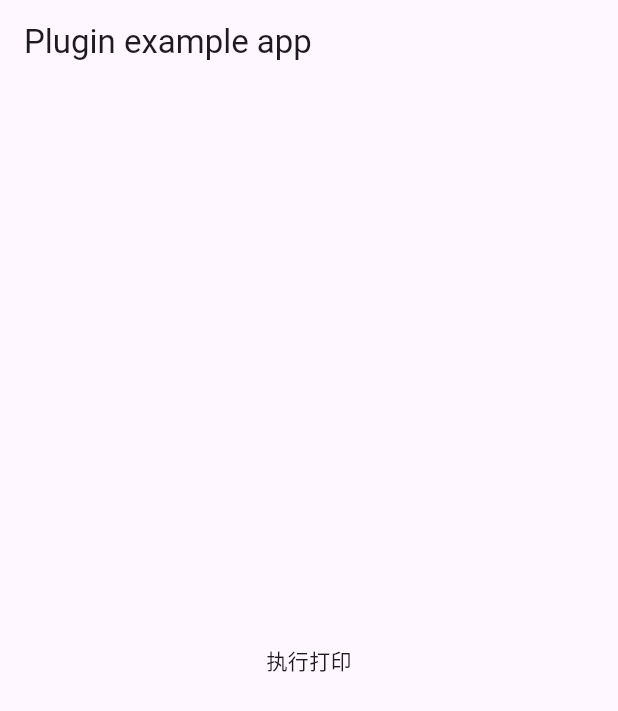
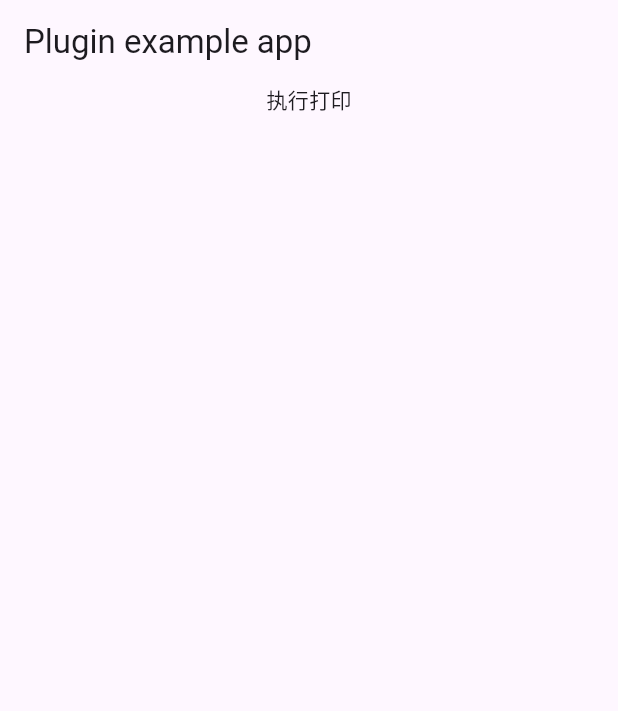
Before and after one commit to shawn2016/rs_printer_service, a Flutter app: the screen it shows after launch, after a tap on "执行打印", on a phone screen of 412 x 824 dp. Shown: the top 711 px of the screen. Run offline on Flutter 3.47's test engine with Material 3 defaults, Android fonts, the phone set to English and light mode, and no system bars; our stand-ins replace plugin_platform_interface; missing offline and left inert: imin_printer.

Commit message:
fix:完成初步打印

```diff
--- a/example/lib/main.dart
+++ b/example/lib/main.dart
@@ -27,7 +27,10 @@ class _MyAppState extends State<MyApp> {
       home: Scaffold(
         appBar: AppBar(title: const Text('Plugin example app')),
         body: Center(
-          child: InkWell(
+          child: Column(
+            children: [
+
+              InkWell(
                 onTap: () async {
                   //               final templateXml = """
                   // <root><receipt>
@@ -69,14 +72,16 @@ class _MyAppState extends State<MyApp> {
 <column type = "TEXT">取号时间:${queueDateTimeStr}</column>
 </row>
 </#if>
+
+<#if true>
+<row  fontSize="normal" align="center" color="black" isBold="false" isItalic="false">
+<column type = "QR_CODE"  fontSize="normal" align="center" color="black" isBold="false" width="50%" high="50%" isItalic="false"  >${queueUpQR?default('')}</column>
+</row>
+</#if>
+
 <#if queueNum??>
 <row  fontSize="normal" align="left" color="black" isBold="false" isItalic="false">
 <column type = "TEXT">桌台类型+排队号:<#if queueTypeName??>${queueTypeName}:</#if>${queueNum}</column>
-</row>
-</#if>
-<#if true>
-<row  fontSize="normal" align="center" color="black" isBold="false" isItalic="false">
-<column type = "QR_CODE"  fontSize="normal" align="center" color="black" isBold="false" width="50%" high="50%" isItalic="false"  >${queueUpQR?default('')}</column>
 </row>
 </#if>
 
@@ -86,7 +91,7 @@ class _MyAppState extends State<MyApp> {
 </receipt></root>""";
 
                   final data = <String, dynamic>{
-                'shopName': '中关村',
+                    'shopName': 'hello world',
                     'guestCount': 3,
                     'queueCount': 0,
                     'queueDateTimeStr': '2025-07-19 18:30',
@@ -110,6 +115,8 @@ class _MyAppState extends State<MyApp> {
                 },
                 child: Text('执行打印'),
               ),
+            ],
+          ),
         ),
       ),
     );
--- a/lib/rs_printer_service.dart
+++ b/lib/rs_printer_service.dart
@@ -8,14 +8,17 @@ enum PrinterType { imin }
 class RSPrinterService {
   static RSPrinterInterface? _printer;
 
-  static Future<RSPrinterInterface> getPrinter(PrinterType type) async {
+  static Future<RSPrinterInterface> getPrinter(PrinterType type, int pageSize) async {
     if (_printer != null) {
       return _printer!;
     }
 
+
     switch (type) {
       case PrinterType.imin:
-        _printer = IMinPrinter();
+        _printer = IMinPrinter(
+          pageSize: pageSize
+        );
         break;
       // case PrinterType.sunmi:
       //   _printer = SunmiPrinter(); // 预留实现
@@ -32,11 +35,13 @@ class RSPrinterService {
     PrinterType type,
   ) async {
     try {
-      // 1. 解析模板
-      final elements = TemplateParser.parse(templateXml, data);
 
-      // 2. 获取打印机实例
-      final printer = await getPrinter(type);
+      final pageSize = 58;
+      // 1. 获取打印机实例
+      final printer = await getPrinter(type,pageSize);
+
+      // 2. 解析模板
+      final elements = TemplateParser.parse(templateXml, data, pageSize);
 
       // 3. 执行打印
       return await printer.printElements(elements);
--- a/lib/src/parser/template_parser.dart
+++ b/lib/src/parser/template_parser.dart
@@ -45,6 +45,38 @@ import '../models/print_style.dart';
 
 //   return xml;
 // }
+
+// 获取宽度属性，支持绝对值和百分比
+double getWidth(XmlElement column, double totalWidth) {
+  final widthAttr = column.getAttribute('width') ?? '50%';
+
+  // 处理百分比
+  if (widthAttr.endsWith('%')) {
+    final percentStr = widthAttr.substring(0, widthAttr.length - 1);
+    final percent = double.tryParse(percentStr) ?? 50.0;
+    return totalWidth * (percent / 100); // 转换为实际宽度
+  }
+
+  // 处理绝对值
+  return double.tryParse(widthAttr) ?? totalWidth / 2;
+}
+
+// 获取高度属性，支持绝对值和百分比
+double getHeight(XmlElement column, double totalHeight) {
+  final heightAttr = column.getAttribute('high') ?? '50%';
+
+  // 处理百分比
+  if (heightAttr.endsWith('%')) {
+    final percentStr = heightAttr.substring(0, heightAttr.length - 1);
+    final percent = double.tryParse(percentStr) ?? 50.0;
+    return totalHeight * (percent / 100); // 转换为实际高度
+  }
+
+  // 处理绝对值
+  return double.tryParse(heightAttr) ?? totalHeight / 2;
+}
+
+// 处理模版
 String renderTemplate(String tpl, Map<String, dynamic> data) {
   var xml = tpl;
 
@@ -128,11 +160,17 @@ String renderTemplate(String tpl, Map<String, dynamic> data) {
 }
 
 class TemplateParser {
+  static double totalWidth = 0;
+  static double totalHeight = 0;
   /// 解析渲染后的纯 XML
   static List<PrintElement> parse(
     String templateXml,
     Map<String, dynamic> data,
+      int pageSize
   ) {
+
+    totalWidth = pageSize.toDouble();
+    totalHeight = pageSize.toDouble();
     final rendered = renderTemplate(templateXml, data);
 
     final elements = <PrintElement>[];
@@ -207,13 +245,15 @@ class TemplateParser {
   static QrCodeElement _parseQrCodeElement(XmlElement row, XmlElement column) {
     final data = column.text.trim();
     final style = _parsePrintStyle(row, column);
-    final width = double.tryParse(column.getAttribute('width') ?? '50%') ?? 50;
-    final height = double.tryParse(column.getAttribute('high') ?? '50%') ?? 50;
+
+
+    final width = getWidth(column, totalWidth);
+    final height = getHeight(column, totalHeight);
 
     return QrCodeElement(
       data: data,
-      width: width,
-      height: height,
+      width: width*10,
+      height: height*10,
       style: style,
     );
   }
--- a/lib/src/printers/imin_printer.dart
+++ b/lib/src/printers/imin_printer.dart
@@ -9,7 +9,18 @@ import 'printer_interface.dart';
 class IMinPrinter implements RSPrinterInterface {
   final IminPrinter _iminPrinter = IminPrinter();
   String? _sdkVersion; // 用于区分v1(1.0.0)和v2(2.0.0)
+  int pageSize = 58; // 默认纸张大小
+  IMinPrinter({
+    this.pageSize = 58, // 默认值
+  });
 
+
+  // 设置纸张大小
+  Future<void> _setPageSize() async {
+    await _iminPrinter.setPageFormat(
+      style: this.pageSize
+    );
+  }
   // 初始化时获取SDK版本
   Future<void> _initSdkVersion() async {
     if (_sdkVersion == null) {
@@ -30,12 +41,20 @@ class IMinPrinter implements RSPrinterInterface {
       } else {
         await _iminPrinter.initPrinter(); // v1初始化
       }
-      return await isConnected();
+
+      final isConnectedStatus = await isConnected();
+      if (isConnectedStatus) {
+        await _setPageSize();
+      }
+
+      return isConnectedStatus;
     } catch (e) {
       print('IMin printer connect error: $e');
       return false;
     }
   }
+
+
 
   @override
   Future<void> disconnect() async {
@@ -52,7 +71,6 @@ class IMinPrinter implements RSPrinterInterface {
         return false;
       }
     }
-
     try {
       for (var element in elements) {
         bool result = false;
@@ -113,20 +131,16 @@ class IMinPrinter implements RSPrinterInterface {
       // 根据版本和 reverseBlackWhite 创建不同的样式
       if (_isV2) {
         // v2 版本：包含 space 属性
-        final textStyle = IminTextStyle(
+        final textStyle = IminTextPictureStyle(
           align: align,
           fontSize: fontSize,
-          space: 1.0, // v2 特有的 space 属性
+          // letterSpacing: 1.0,
           typeface: typeface,
           fontStyle: fontStyle,
           wordWrap: true,
+          reverseWhite: style.reverseBlackWhite,
         );
-
-        if (style.reverseBlackWhite) {
-          await _iminPrinter.printAntiWhiteText(text, style: textStyle);
-        } else {
-          await _iminPrinter.printText(text, style: textStyle);
-        }
+          await _iminPrinter.printTextBitmap(text, style: textStyle);
       } else {
         // v1 版本：不包含 space 属性
         final textStyle = IminTextStyle(
@@ -260,7 +274,10 @@ class IMinPrinter implements RSPrinterInterface {
     try {
       // 通过获取打印机状态判断是否连接
       final status = await _iminPrinter.getPrinterStatus();
-      return status?['code'] == 0; // 假设code=0为正常状态
+      if(status['code'] == '0'){
+        _setPageSize();
+      }
+      return status['code'] == '0'; // 假设code=0为正常状态
     } catch (e) {
       print('IMin check connection error: $e');
       return false;
@@ -301,23 +318,24 @@ class IMinPrinter implements RSPrinterInterface {
     }
   }
 
-  // 转换字体样式（自定义PrintStyle -> IminTypeface）
+  // 设置文字字体
   _convertTypeface(PrintStyle style) {
-    // 根据 isBold 和 isItalic 组合生成 typeface
-    IminTypeface typeface = IminTypeface.typefaceDefault;
-    if (style.isBold) {
-      typeface = IminTypeface.typefaceDefaultBold;
-    }
+    IminTypeface typeface = IminTypeface.typefaceDefaultBold;
     return typeface;
   }
 
+  // 设置文字样式
   _convertFontStyle(PrintStyle style) {
     IminFontStyle fontStyle = IminFontStyle.normal;
     if (style.isItalic && style.isBold) {
       fontStyle = IminFontStyle.boldItalic;
     } else if (style.isItalic) {
       fontStyle = IminFontStyle.italic;
-    }
+    } else if (style.isBold) {
+      fontStyle = IminFontStyle.bold;
+      }else {
+      fontStyle = IminFontStyle.normal;
+      }
     return fontStyle;
   }
 }
```
Lines whose indentation alone changed are shown as unchanged.
